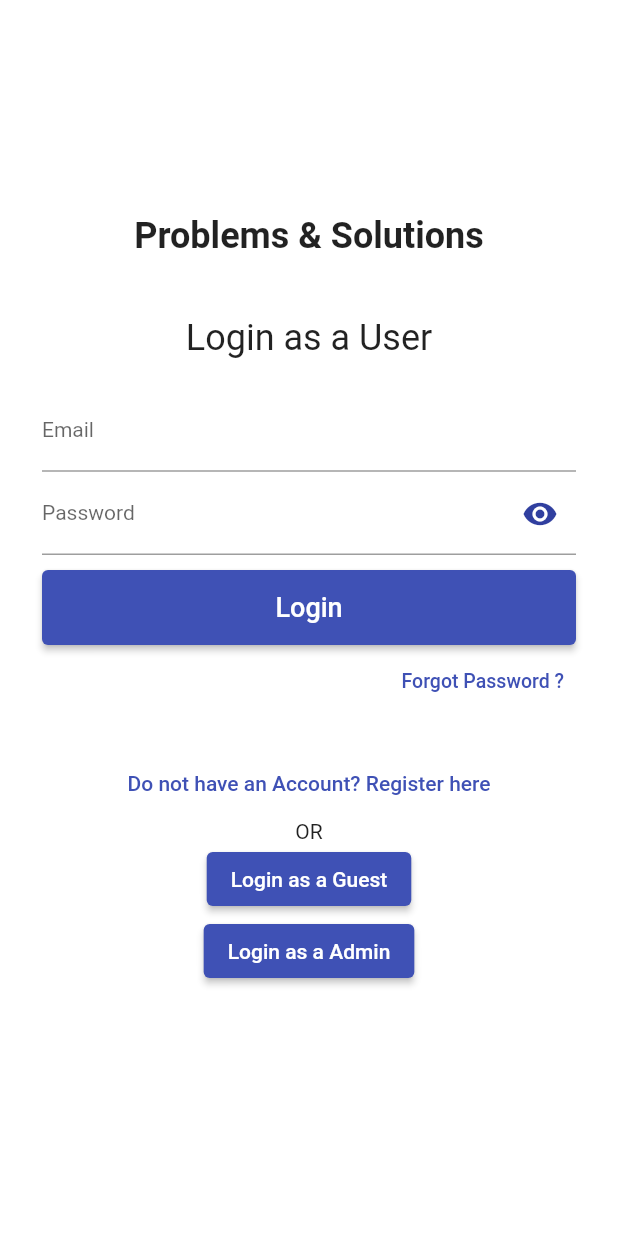
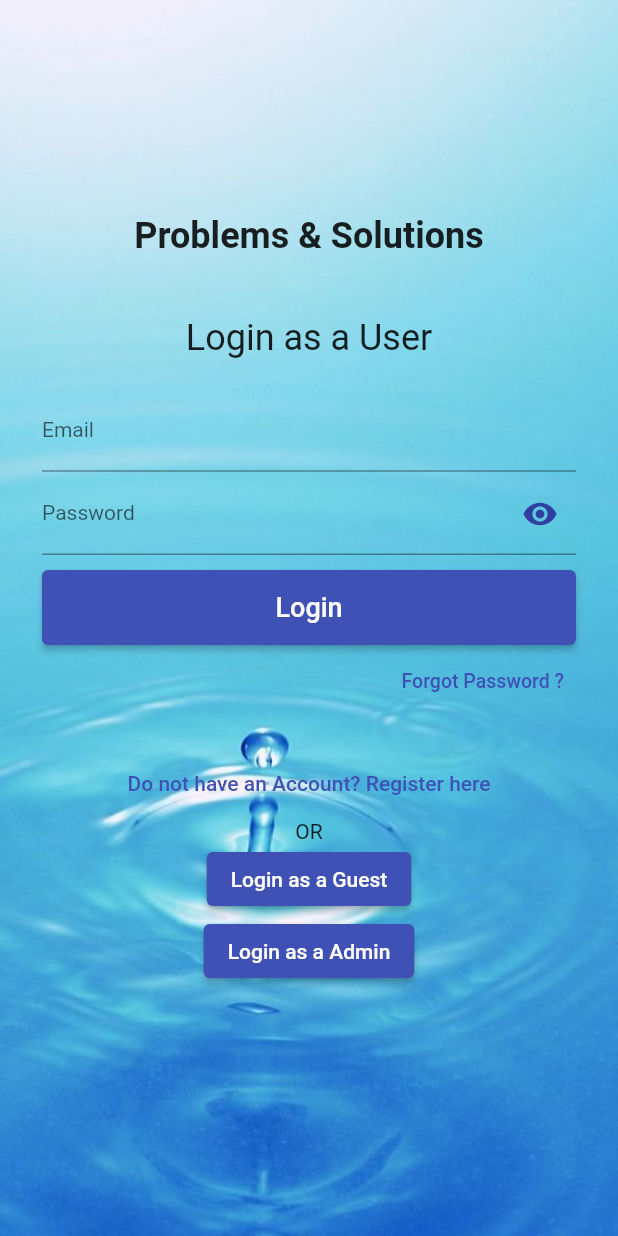
Before and after one commit to hassanwasim71/newProject, a Flutter app: the screen it shows after launch, on a phone screen of 412 x 824 dp. Run offline on Flutter 3.47's test engine with Material 2 defaults, Android fonts, the phone set to English and light mode, and no system bars; our stand-ins replace badges, cached_network_image, cloud_firestore, firebase_auth, firebase_core, firebase_database and 10 more; missing offline and left inert: f_grecaptcha; accounts and stored records are empty; Roboto replaces fonts that are missing (Brand Bold).

Commit message:
first commit1

```diff
--- a/lib/loginScreen.dart
+++ b/lib/loginScreen.dart
@@ -159,11 +159,22 @@ class _LoginScreenState extends State<LoginScreen> {
 
     return Scaffold(
       backgroundColor: Colors.white,
-      body: Form(
+
+      body: Container(
+        width: double.infinity,
+        height: double.infinity,
+        decoration: BoxDecoration(
+            image: DecorationImage(
+                image: AssetImage("images/admin.jpg"),   fit: BoxFit.cover)),
+        child: Form(
+
           key: _formKey,
+
           child: SingleChildScrollView(
+
             child: Padding(
               padding: EdgeInsets.all(8.0),
+
               child: Container(
                 margin: const EdgeInsets.only(top: 120.0),
                 child: Column(
@@ -322,6 +333,7 @@ class _LoginScreenState extends State<LoginScreen> {
             ),
           ),
         ),
+      ),
     );
   }
 
```
Also changed, not shown: lib/views/admin/admin_login.dart (+9 -1 lines), images/admin.jpg (added), images/blue.jpg (added), 1 other file. Lines whose indentation alone changed are shown as unchanged.
